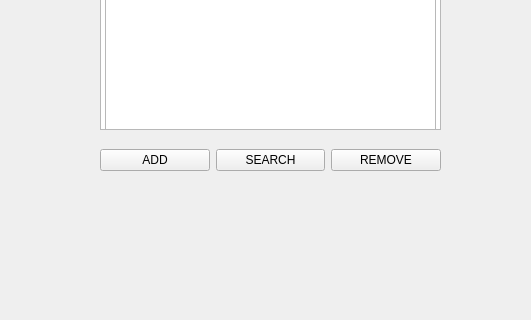
The window that Modules/Module03/Ex00/GraphicalPhonebook/phonebook.ui (SEAME-pt/SEA-ME-warm-up-team04) describes before a commit, drawn with Qt 5; both pictures show x 0 to 531 and y 171 to 491 of the 800 by 600 pixel window.
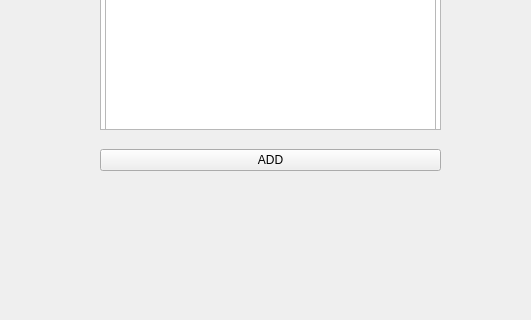
The same window after the commit. Icons and pictures are not drawn.

Patch:
```diff
--- a/Modules/Module03/Ex00/GraphicalPhonebook/phonebook.ui
+++ b/Modules/Module03/Ex00/GraphicalPhonebook/phonebook.ui
@@ -40,20 +40,6 @@
       </property>
      </widget>
     </item>
-    <item>
-     <widget class="QPushButton" name="search">
-      <property name="text">
-       <string>SEARCH</string>
-      </property>
-     </widget>
-    </item>
-    <item>
-     <widget class="QPushButton" name="remove">
-      <property name="text">
-       <string>REMOVE</string>
-      </property>
-     </widget>
-    </item>
    </layout>
   </widget>
   <widget class="QTableWidget" name="tableWidget">
```
